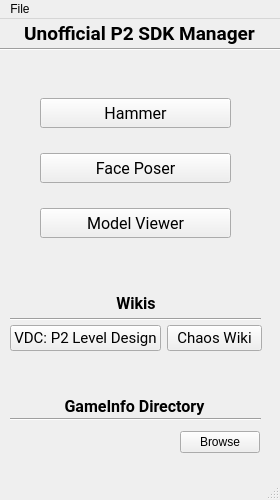
Before: the Qt Designer form p2_sdkmanager.ui in GalaxyGamingBoy/P2_SDKManager, drawn with Qt 5.
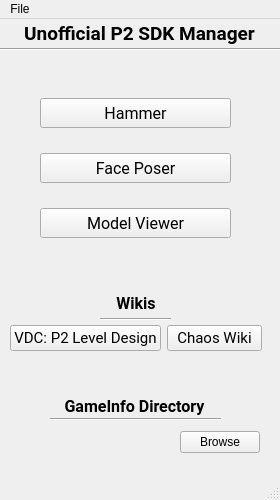
After: the same form once the commit is applied.

Commit message: fix: lines now align

What changed in the file:
```diff
--- a/p2_sdkmanager.ui
+++ b/p2_sdkmanager.ui
@@ -281,9 +281,9 @@
    <widget class="Line" name="line_2">
     <property name="geometry">
      <rect>
-      <x>10</x>
+      <x>100</x>
       <y>290</y>
-      <width>251</width>
+      <width>71</width>
       <height>20</height>
      </rect>
     </property>
@@ -294,9 +294,9 @@
    <widget class="Line" name="line_3">
     <property name="geometry">
      <rect>
-      <x>10</x>
+      <x>50</x>
       <y>390</y>
-      <width>251</width>
+      <width>171</width>
       <height>20</height>
      </rect>
     </property>
```
